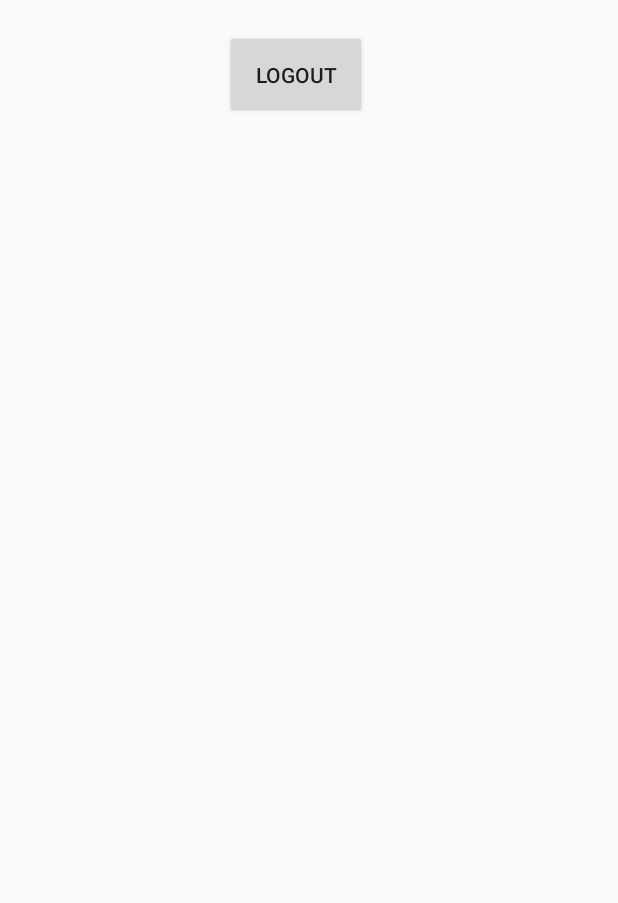
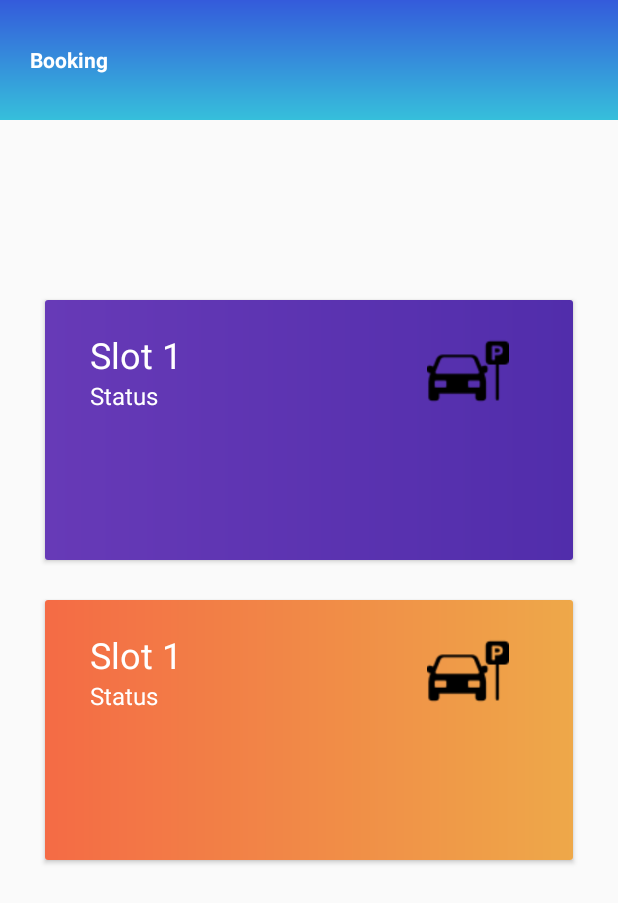
Before and after one commit to shikharprakash008/parkingApp, an Android app: the screen it shows after launch once a user with an empty profile is signed in (MainActivity), on a phone screen of 412 x 824 dp. Shown: the top 903 px of the screen. Run offline under Robolectric (Android 15) with nearby library versions, the phone set to English and light mode, and no system bars; our stand-ins replace Firebase (no records; nobody signed in at launch, a user with empty details on screens opened directly).

Commit message:
Some Small Changes

```diff
--- a/app/src/main/AndroidManifest.xml
+++ b/app/src/main/AndroidManifest.xml
@@ -12,7 +12,6 @@
         android:roundIcon="@mipmap/ic_launcher_round"
         android:supportsRtl="true"
         android:theme="@style/AppTheme">
-        <activity android:name=".Booking"></activity>
         <activity android:name=".splashActivity">
             <intent-filter>
                 <action android:name="android.intent.action.MAIN" />
--- a/app/src/main/java/com/example/myapplication/MainActivity.java
+++ b/app/src/main/java/com/example/myapplication/MainActivity.java
@@ -12,40 +12,10 @@ import com.google.firebase.auth.FirebaseAuth;
 
 public class MainActivity extends AppCompatActivity {
 
-    Button button;
-    FirebaseAuth mAuth;
-    FirebaseAuth.AuthStateListener mAuthListener;
-
-    @Override
-    protected void onStart() {
-        super.onStart();
-
-        mAuth.addAuthStateListener(mAuthListener);
-    }
 
     @Override
     protected void onCreate(Bundle savedInstanceState) {
         super.onCreate(savedInstanceState);
         setContentView(R.layout.activity_main);
-
-        button = findViewById(R.id.logout);
-
-        mAuth = FirebaseAuth.getInstance();
-
-        mAuthListener = new FirebaseAuth.AuthStateListener() {
-            @Override
-            public void onAuthStateChanged(@NonNull FirebaseAuth firebaseAuth) {
-                if(firebaseAuth.getCurrentUser() == null){
-                    startActivity(new Intent(MainActivity.this, loginPage.class));
-                }
-            }
-        };
-
-        button.setOnClickListener(new View.OnClickListener() {
-            @Override
-            public void onClick(View v) {
-                mAuth.signOut();
-            }
-        });
     }
 }
--- a/app/src/main/res/layout/activity_main.xml
+++ b/app/src/main/res/layout/activity_main.xml
@@ -6,13 +6,134 @@
     android:layout_height="match_parent"
     tools:context=".MainActivity">
 
-    <Button
-        android:id="@+id/logout"
-        android:layout_width="wrap_content"
-        android:layout_height="wrap_content"
-        android:layout_marginLeft="150dp"
-        android:layout_marginTop="20dp"
-        android:padding="20dp"
-        android:text="LOGOUT"
-        android:textAlignment="center" />
+    <LinearLayout
+        android:orientation="horizontal"
+        android:layout_width="match_parent"
+        android:background="@drawable/bg_main"
+        android:layout_height="80dp">
+
+        <TextView
+            android:textStyle="bold"
+            android:layout_marginLeft="10dp"
+            android:layout_width="wrap_content"
+            android:layout_height="wrap_content"
+            android:layout_marginTop="30dp"
+            android:text="Booking"
+            android:textColor="#ffff"
+            android:paddingLeft="10dp"/>
+
+    </LinearLayout>
+
+    <androidx.cardview.widget.CardView
+        android:layout_width="match_parent"
+        android:layout_height="173dp"
+        android:layout_marginLeft="30dp"
+        android:layout_marginTop="200dp"
+        android:layout_marginRight="30dp">
+
+
+        <LinearLayout
+            android:orientation="vertical"
+            android:background="@drawable/card"
+            android:layout_width="match_parent"
+            android:layout_height="match_parent">
+            <LinearLayout
+                android:orientation="horizontal"
+                android:layout_width="match_parent"
+                android:layout_marginLeft="30dp"
+                android:layout_marginTop="20dp"
+                android:layout_marginRight="30dp"
+                android:layout_height="wrap_content">
+                <LinearLayout
+                    android:orientation="vertical"
+                    android:layout_width="wrap_content"
+                    android:layout_height="wrap_content"
+                    >
+
+                    <TextView
+                        android:layout_width="match_parent"
+                        android:layout_height="match_parent"
+                        android:text="Slot 1"
+                        android:textColor="#ffff"
+                        android:textSize="24dp" />
+                    <TextView
+                        android:layout_width="match_parent"
+                        android:layout_height="match_parent"
+                        android:text="Status"
+                        android:textColor="#ffff"
+                        android:textSize="16dp" />
+                </LinearLayout>
+                <RelativeLayout
+                    android:layout_width="match_parent"
+                    android:layout_height="match_parent">
+
+                    <ImageView
+                        android:layout_alignParentRight="true"
+                        android:layout_width="80dp"
+                        android:layout_height="80dp"
+                        android:src="@drawable/car" />
+                </RelativeLayout>
+
+            </LinearLayout>
+
+        </LinearLayout>
+
+    </androidx.cardview.widget.CardView>
+    <androidx.cardview.widget.CardView
+        android:layout_width="match_parent"
+        android:layout_height="173dp"
+        android:layout_marginLeft="30dp"
+        android:layout_marginTop="400dp"
+        android:layout_marginRight="30dp">
+
+
+        <LinearLayout
+            android:orientation="vertical"
+            android:background="@drawable/back_g"
+            android:layout_width="match_parent"
+            android:layout_height="match_parent">
+            <LinearLayout
+                android:orientation="horizontal"
+                android:layout_width="match_parent"
+                android:layout_marginLeft="30dp"
+                android:layout_marginTop="20dp"
+                android:layout_marginRight="30dp"
+                android:layout_height="wrap_content">
+                <LinearLayout
+                    android:orientation="vertical"
+                    android:layout_width="wrap_content"
+                    android:layout_height="wrap_content"
+                    >
+
+                    <TextView
+                        android:layout_width="match_parent"
+                        android:layout_height="match_parent"
+                        android:text="Slot 1"
+                        android:textColor="#ffff"
+                        android:textSize="24dp" />
+                    <TextView
+                        android:layout_width="match_parent"
+                        android:layout_height="match_parent"
+                        android:text="Status"
+                        android:textColor="#ffff"
+                        android:textSize="16dp" />
+                </LinearLayout>
+                <RelativeLayout
+                    android:layout_width="match_parent"
+                    android:layout_height="match_parent">
+
+                    <ImageView
+                        android:layout_alignParentRight="true"
+                        android:layout_width="80dp"
+                        android:layout_height="80dp"
+                        android:src="@drawable/car" />
+                </RelativeLayout>
+
+            </LinearLayout>
+
+        </LinearLayout>
+
+    </androidx.cardview.widget.CardView>
+
+
 </RelativeLayout>
```
Also changed, not shown: app/src/main/java/com/example/myapplication/Booking.java (deleted, +0 -14 lines), app/src/main/res/layout/activity_booking.xml (deleted, +0 -147 lines), app/src/main/res/drawable/car.png (added).
